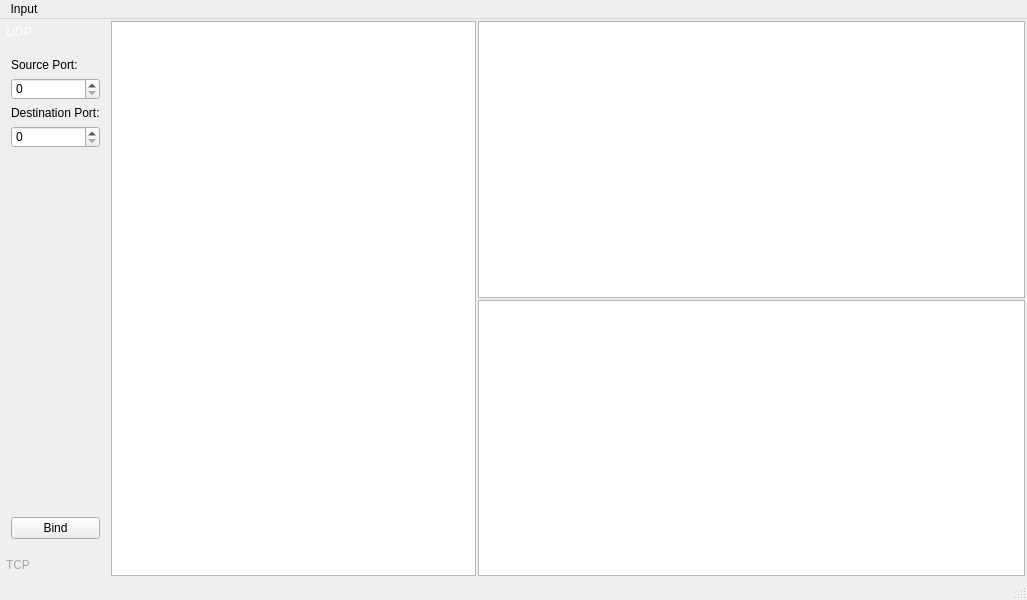
Qt form mainwindow.ui (babak-ab/netlog) before a commit.
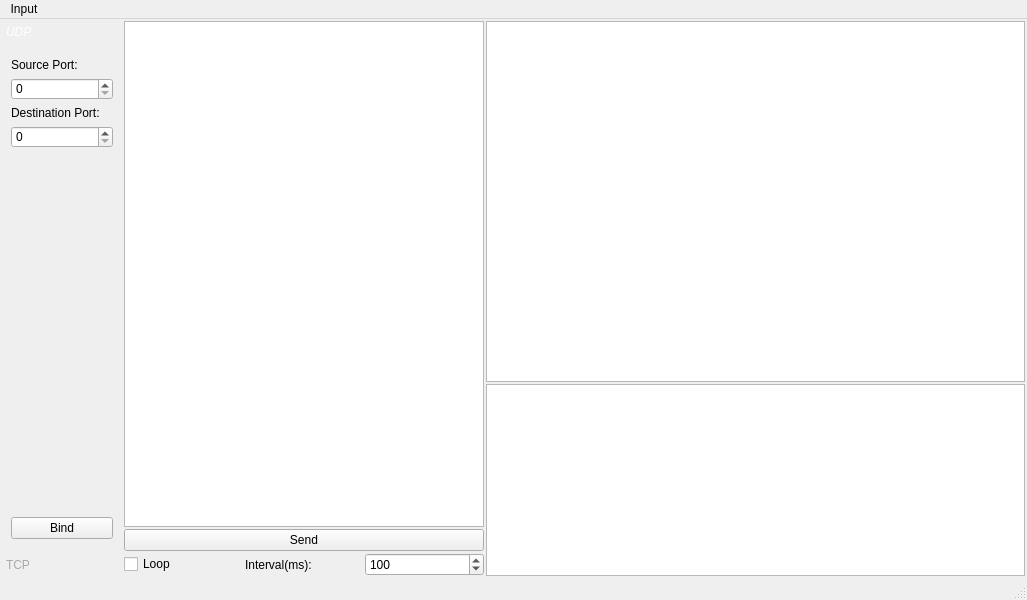
The same form after that commit.

Commit message: 1. Fixed Send Section 2. Add Timer to Send

```diff
--- a/mainwindow.ui
+++ b/mainwindow.ui
@@ -14,7 +14,7 @@
    <string>MainWindow</string>
   </property>
   <widget class="QWidget" name="centralwidget">
-   <layout class="QGridLayout" name="gridLayout" rowstretch="0,0" columnstretch="0,2,3">
+   <layout class="QGridLayout" name="gridLayout" rowstretch="0,0,0,0,0" columnstretch="0,2,3">
     <property name="leftMargin">
      <number>2</number>
     </property>
@@ -30,14 +30,17 @@
     <property name="spacing">
      <number>2</number>
     </property>
-    <item row="1" column="2">
-     <widget class="QPlainTextEdit" name="plainTextEdit_2"/>
-    </item>
     <item row="0" column="2">
      <widget class="QPlainTextEdit" name="plainTextEdit"/>
     </item>
-    <item row="0" column="0" rowspan="2">
+    <item row="0" column="0" rowspan="5">
      <widget class="QToolBox" name="toolBox">
+      <property name="minimumSize">
+       <size>
+        <width>120</width>
+        <height>0</height>
+       </size>
+      </property>
       <property name="styleSheet">
        <string notr="true">QToolBox::tab {
     background: qlineargradient(x1: 0, y1: 0, x2: 0, y2: 1,
@@ -60,7 +63,7 @@
         <rect>
          <x>0</x>
          <y>0</y>
-         <width>119</width>
+         <width>120</width>
          <height>496</height>
         </rect>
        </property>
@@ -133,7 +136,45 @@
       </widget>
      </widget>
     </item>
-    <item row="0" column="1" rowspan="2">
+    <item row="1" column="2" rowspan="4">
+     <widget class="QPlainTextEdit" name="plainTextEdit_send"/>
+    </item>
+    <item row="4" column="1">
+     <layout class="QGridLayout" name="gridLayout_2">
+      <item row="1" column="1">
+       <widget class="QLabel" name="label">
+        <property name="text">
+         <string>Interval(ms):</string>
+        </property>
+       </widget>
+      </item>
+      <item row="1" column="2">
+       <widget class="QSpinBox" name="spinBox_interval">
+        <property name="maximum">
+         <number>10000000</number>
+        </property>
+        <property name="value">
+         <number>100</number>
+        </property>
+       </widget>
+      </item>
+      <item row="1" column="0">
+       <widget class="QCheckBox" name="checkBox_interval">
+        <property name="text">
+         <string>Loop</string>
+        </property>
+       </widget>
+      </item>
+      <item row="0" column="0" colspan="3">
+       <widget class="QPushButton" name="pushButton_send">
+        <property name="text">
+         <string>Send</string>
+        </property>
+       </widget>
+      </item>
+     </layout>
+    </item>
+    <item row="0" column="1" rowspan="4">
      <widget class="QTableView" name="tableView_send"/>
     </item>
    </layout>
```
Left out of the diff: 4 changed lines with no effect on the pictures. The commit also changes 5 other files.
